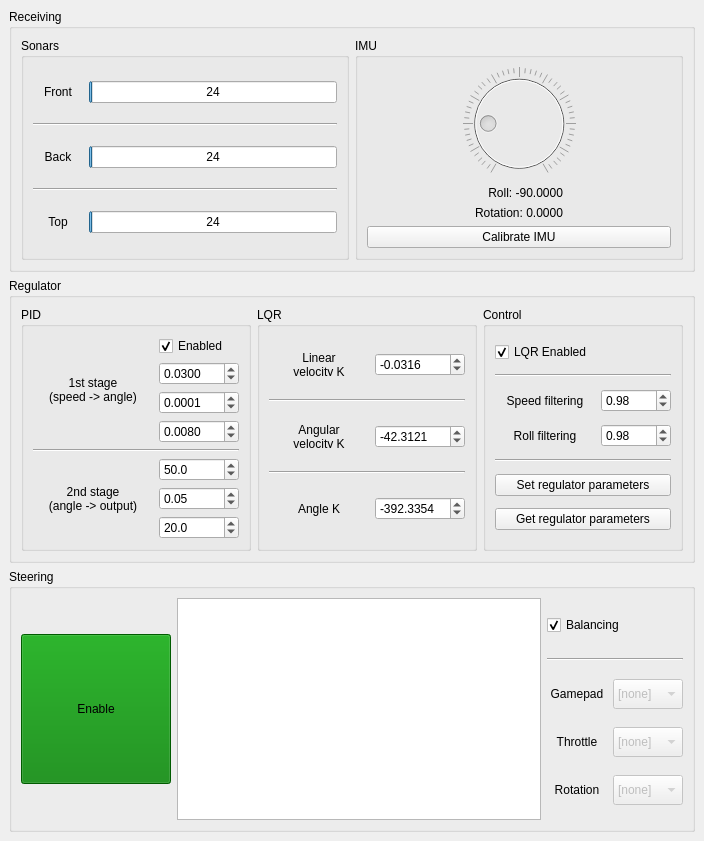
Old version of the form src/rys_control/remote/src/UI/Layouts/RysRemoteMainWindowLayout.ui in the repository GroupOfRobots/MiniRysV4ROS2.
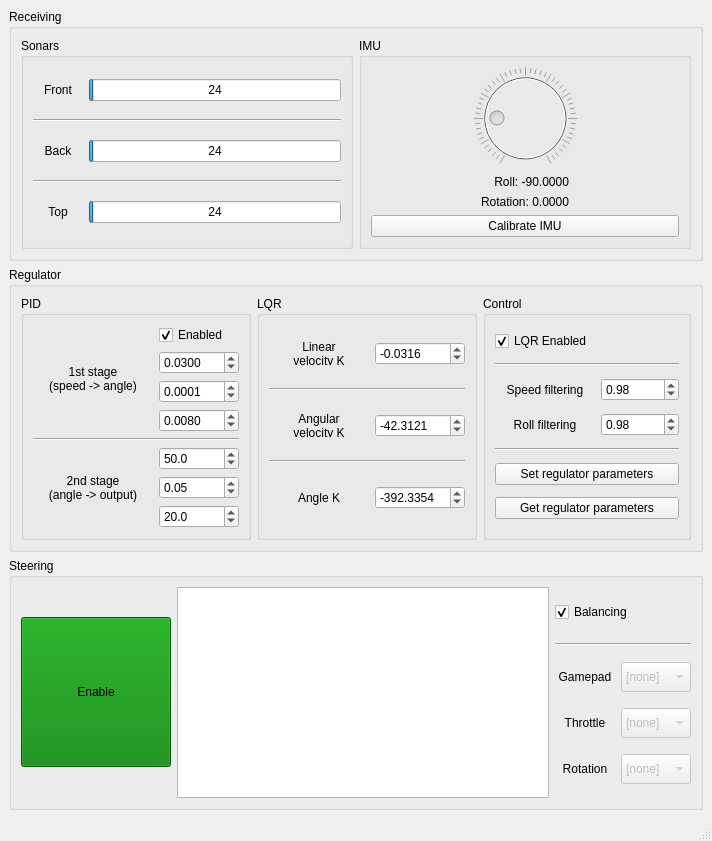
New version of the form.

Commit message: rys_remote: implemented handling response for set/get regulator parameters

```diff
--- a/src/rys_control/remote/src/UI/Layouts/RysRemoteMainWindowLayout.ui
+++ b/src/rys_control/remote/src/UI/Layouts/RysRemoteMainWindowLayout.ui
@@ -6,7 +6,7 @@
    <rect>
     <x>0</x>
     <y>0</y>
-    <width>702</width>
+    <width>712</width>
     <height>841</height>
    </rect>
   </property>
@@ -560,10 +560,10 @@
                <number>4</number>
               </property>
               <property name="minimum">
-               <double>-1000.000000000000000</double>
+               <double>-9999.000000000000000</double>
               </property>
               <property name="maximum">
-               <double>1000.000000000000000</double>
+               <double>9999.000000000000000</double>
               </property>
               <property name="singleStep">
                <double>0.001000000000000</double>
@@ -613,10 +613,10 @@
                <number>4</number>
               </property>
               <property name="minimum">
-               <double>-1000.000000000000000</double>
+               <double>-9999.000000000000000</double>
               </property>
               <property name="maximum">
-               <double>1000.000000000000000</double>
+               <double>9999.000000000000000</double>
               </property>
               <property name="singleStep">
                <double>0.001000000000000</double>
@@ -665,10 +665,10 @@
                <number>4</number>
               </property>
               <property name="minimum">
-               <double>-1000.000000000000000</double>
+               <double>-9999.000000000000000</double>
               </property>
               <property name="maximum">
-               <double>1000.000000000000000</double>
+               <double>9999.000000000000000</double>
               </property>
               <property name="singleStep">
                <double>0.001000000000000</double>
@@ -1082,6 +1082,7 @@
     </item>
    </layout>
   </widget>
+  <widget class="QStatusBar" name="statusBar"/>
  </widget>
  <resources/>
  <connections/>
```
The commit also changes 3 other files.
